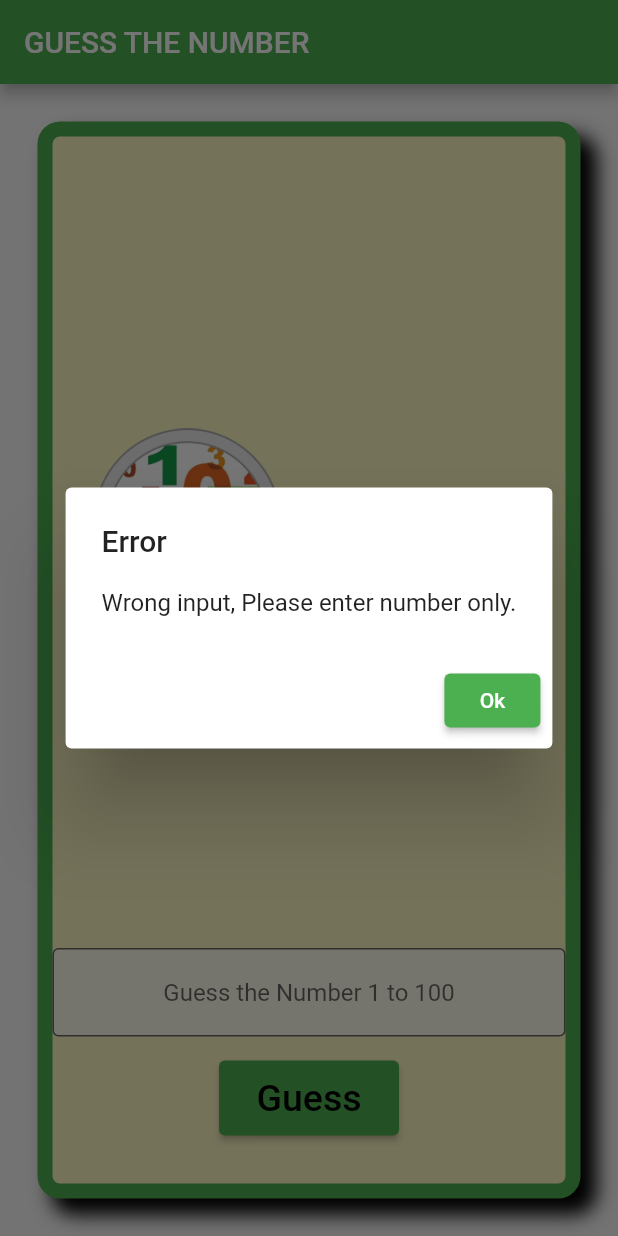
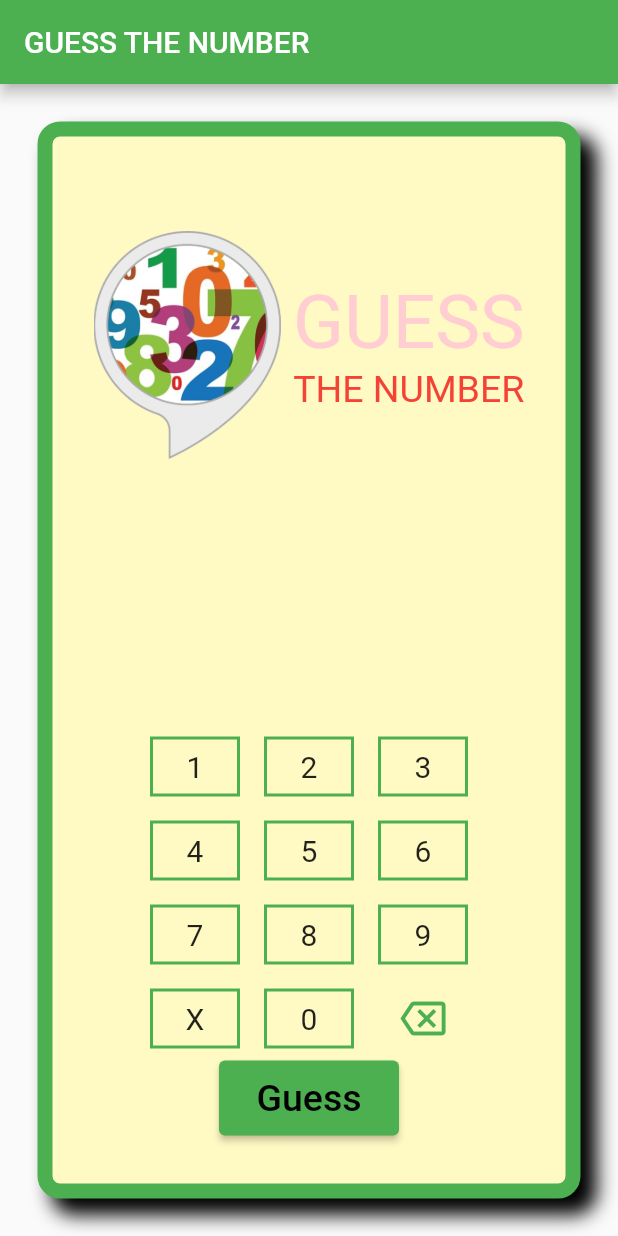
Before and after one commit to Navaphat/assignment_8, a Flutter app: the screen it shows after launch, after a tap on "Guess", on a phone screen of 412 x 824 dp. Run offline on Flutter 3.47's test engine with Material 2 defaults, Android fonts, the phone set to English and light mode, and no system bars.

Commit message:
Initial Commit

```diff
--- a/lib/main.dart
+++ b/lib/main.dart
@@ -1,5 +1,6 @@
 import 'package:flutter/cupertino.dart';
 import 'package:flutter/material.dart';
+import 'package:flutter/services.dart';
 import 'game.dart';
 
 void main() {
@@ -22,11 +23,20 @@
   }
 }
 
-class HomePage extends StatelessWidget {
+class HomePage extends StatefulWidget {
   HomePage({Key? key}) : super(key: key);
 
+  @override
+  State<HomePage> createState() => _HomePageState();
+
+  static const buttonSize = 60.0;
+}
+
+class _HomePageState extends State<HomePage> {
   final TextEditingController _controller = TextEditingController();
+
   var game = Game();
+  String alertMessage = '';
 
   @override
   Widget build(BuildContext context) {
@@ -73,20 +83,47 @@
                       ],
                     ),
                   ),
-                SizedBox(
-                  child: TextField(
-                    textAlign: TextAlign.center,
-                    controller: _controller,
-                    decoration: InputDecoration(
-                      filled: true,
-                      fillColor: Colors.white.withOpacity(0.7),
-                      border: OutlineInputBorder(),
-                      hintText: 'Guess the Number 1 to ${game.getMaxRandom}',
+
+                Padding(
+                  padding: const EdgeInsets.all(8.0),
+                  child: Text(_input, style: TextStyle(fontSize: 50.0),),
                 ),
+
+                Padding(
+                  padding: const EdgeInsets.all(8.0),
+                  child: Text(alertMessage, style: TextStyle(fontSize: 20.0),),
                 ),
-                  height: 75.0,
-                  width: 350,
+
+                Row(
+                  mainAxisAlignment: MainAxisAlignment.center,
+                  children: [
+                    for(var i = 1; i <= 3; i++) buildButton(num: i),
+                  ],
                 ),
+
+                Row(
+                  mainAxisAlignment: MainAxisAlignment.center,
+                  children: [
+                    for(var i = 4; i <= 6; i++) buildButton(num: i),
+                  ],
+                ),
+
+                Row(
+                  mainAxisAlignment: MainAxisAlignment.center,
+                  children: [
+                    for(var i = 7; i <= 9; i++) buildButton(num: i),
+                  ],
+                ),
+
+                Row(
+                  mainAxisAlignment: MainAxisAlignment.center,
+                  children: [
+                    buildButton(num: -2),
+                    buildButton(num: 0),
+                    buildButton(num: -1),
+                  ],
+                ),
+
                 Padding(
                   padding: const EdgeInsets.only(bottom: 32.0),
                   child: SizedBox(
@@ -95,54 +132,17 @@
                     child: ElevatedButton(
                       child: Text('Guess', style: TextStyle(fontSize: 25.0, color: Colors.black)),
                       onPressed: () {
-                        var input = _controller.text;
-                        var guess = int.tryParse(input);
-                        String titleResult = 'Result';
-                        String titleError = 'Error';
-                        String errorMessage = 'Wrong input, Please enter number only.';
-
-                        if(guess == null){
-                          showDialog(context: context, barrierDismissible: false, builder: (BuildContext context, ) {
-                            return AlertDialog(
-                              title: Text(titleError),
-                              content: Text(errorMessage),
-
-                              actions: [
-                                ElevatedButton(
-                                    onPressed: () {
-                                      Navigator.of(context).pop();
-                                    },
-                                    child: Text('Ok')
-                                ),
-                              ],
-                            );
-                          });
-                        }
+                        var guess = int.tryParse(_input!);
 
                         int result = game.doGuess(guess!);
-                        String resultMessage;
+                        setState(() {
                           if (result == 1) {
-                          resultMessage = '$guess is TOO HIGH!, Please try again.';
+                            alertMessage = '$guess is TOO HIGH!, Please try again.';
                           } else if (result == -1) {
-                          resultMessage = '$guess is TOO LOW!, Please try again.';
+                            alertMessage = '$guess is TOO LOW!, Please try again.';
                           } else {
-                          resultMessage = '$guess is CORRECT, total guesses: ${game.getCount}';
+                            alertMessage = '$guess is CORRECT, total guesses: ${game.getCount}';
                           }
-
-                        showDialog(context: context, barrierDismissible: false, builder: (BuildContext context, ) {
-                          return AlertDialog(
-                            title: Text(titleResult),
-                            content: Text(resultMessage),
-
-                            actions: [
-                              ElevatedButton(
-                                  onPressed: () {
-                                    Navigator.of(context).pop();
-                                    },
-                                  child: Text('Ok')
-                              ),
-                            ],
-                          );
                         });
                       },
                     ),
@@ -155,4 +155,51 @@
       ),
     );
   }
+
+
+  String _input = '';
+  Widget buildButton({int? num}) {
+    Widget? child;
+    BoxDecoration? boxDecoration;
+
+    if(num == -1)
+      child = Icon(Icons.backspace_outlined, size: 30.0, color: Colors.green,);
+    else if(num == -2) {
+      child = Text('X', style: TextStyle(fontSize: 20.0),);
+      boxDecoration = BoxDecoration(
+        shape: BoxShape.rectangle,
+        border: Border.all(color: Colors.green, width: 2.0),
+      );
     }
+    else{
+      child = Text('${num}', style: TextStyle(fontSize: 20.0),);
+      boxDecoration = BoxDecoration(
+        shape: BoxShape.rectangle,
+        border: Border.all(color: Colors.green, width: 2.0),
+      );
+    }
+
+    return Padding(
+      padding: const EdgeInsets.all(8.0),
+      child: InkWell(
+        onTap: () {
+          setState(() {
+            if(num == -1)
+              _input = _input.substring(0,_input.length-1);
+            else if(num != -2 && _input.length < 3)
+              _input += "$num";
+            else if(num == -2)
+              _input = '';
+          });
+        },
+        child: Container(
+          width: HomePage.buttonSize,
+          height: 40,
+          decoration: boxDecoration,
+          alignment: Alignment.center,
+          child: child,
+        ),
+      ),
+    );
+  }
+}
```
Lines whose indentation alone changed are shown as unchanged.
